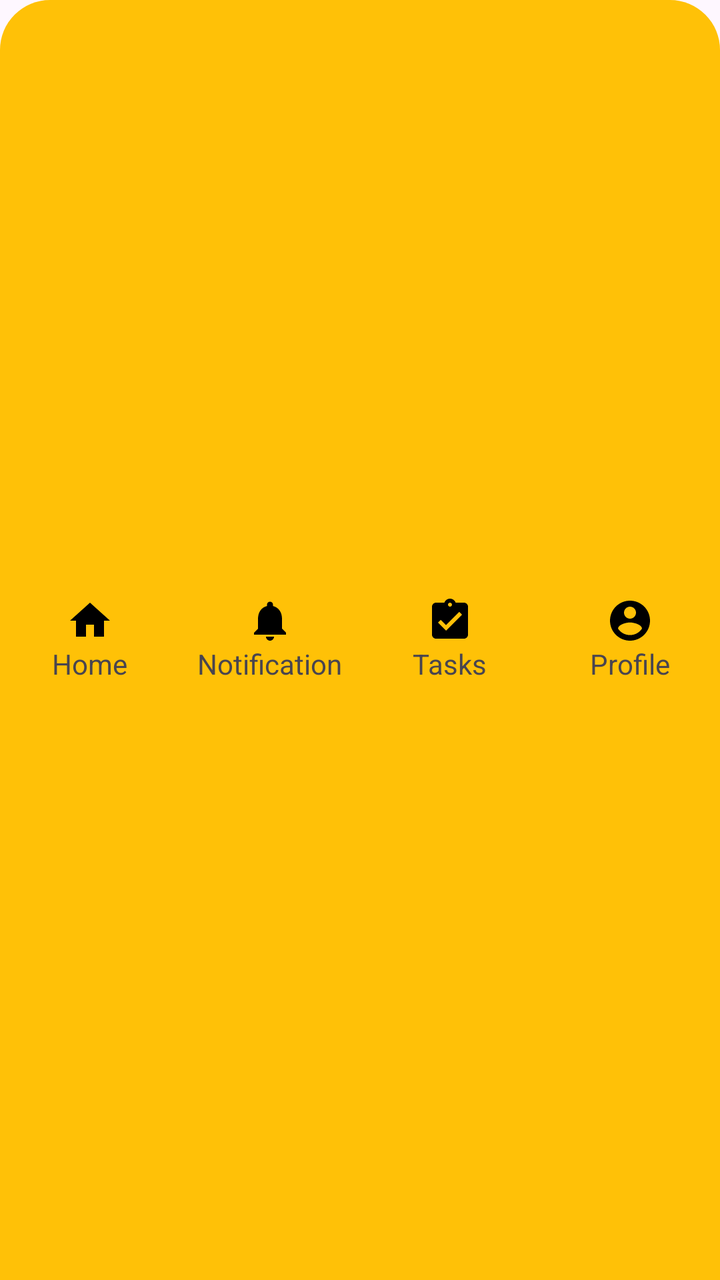
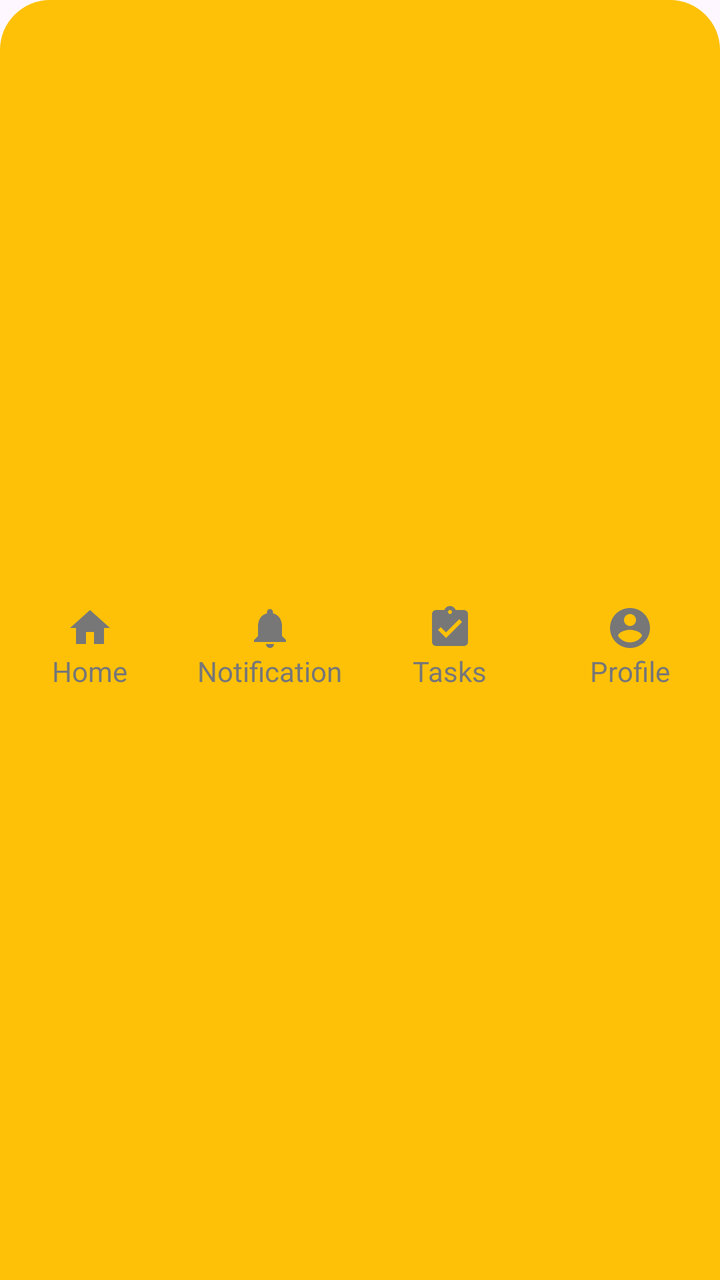

Two renders of the same Android screen: before a commit and after it. Below are the layout's source before the change and the commit's diff.
<!-- AndroidManifest.xml: application theme Theme.HostelComplaintApp -->
<!-- res/layout/bottom_nav.xml -->
<?xml version="1.0" encoding="utf-8"?>
<LinearLayout xmlns:android="http://schemas.android.com/apk/res/android"
    android:id="@+id/bottom_nav_container"
    android:layout_width="match_parent"
    android:layout_height="60dp"
    android:orientation="horizontal"
    android:background="@drawable/bottom_nav_bg"
    android:weightSum="4">

    
    <LinearLayout
        android:id="@+id/nav_home"
        android:layout_width="0dp"
        android:layout_height="match_parent"
        android:layout_weight="1"
        android:gravity="center"
        android:orientation="vertical"
        android:clickable="true"
        android:focusable="true">

        <ImageView
            android:layout_width="24dp"
            android:layout_height="24dp"
            android:src="@drawable/baseline_home_24"/>

        <TextView
            android:layout_width="wrap_content"
            android:layout_height="wrap_content"
            android:text="Home"
            android:textSize="14sp"/>
    </LinearLayout>

    
    <LinearLayout
        android:id="@+id/nav_notification"
        android:layout_width="0dp"
        android:layout_height="match_parent"
        android:layout_weight="1"
        android:gravity="center"
        android:orientation="vertical"
        android:clickable="true"
        android:focusable="true">

        <ImageView
            android:layout_width="24dp"
            android:layout_height="24dp"
            android:src="@drawable/baseline_notifications_24"/>

        <TextView
            android:layout_width="wrap_content"
            android:layout_height="wrap_content"
            android:text="Notification"
            android:textSize="14sp"/>
    </LinearLayout>

    
    <LinearLayout
        android:id="@+id/nav_tasks"
        android:layout_width="0dp"
        android:layout_height="match_parent"
        android:layout_weight="1"
        android:gravity="center"
        android:orientation="vertical"
        android:clickable="true"
        android:focusable="true">

        <ImageView
            android:layout_width="24dp"
            android:layout_height="24dp"
            android:src="@drawable/baseline_assignment_turned_in_24"/>

        <TextView
            android:layout_width="wrap_content"
            android:layout_height="wrap_content"
            android:text="Tasks"
            android:textSize="14sp"/>
    </LinearLayout>

    
    <LinearLayout
        android:id="@+id/nav_profile"
        android:layout_width="0dp"
        android:layout_height="match_parent"
        android:layout_weight="1"
        android:gravity="center"
        android:orientation="vertical"
        android:clickable="true"
        android:focusable="true">

        <ImageView
            android:layout_width="24dp"
            android:layout_height="24dp"
            android:src="@drawable/baseline_account_circle_24"/>

        <TextView
            android:layout_width="wrap_content"
            android:layout_height="wrap_content"
            android:text="Profile"
            android:textSize="14sp"/>
    </LinearLayout>

</LinearLayout>
<!-- resources referenced by this layout -->
<resources>
  <!-- drawable baseline_account_circle_24 (drawable) -->
  <vector xmlns:android="http://schemas.android.com/apk/res/android" android:height="24dp" android:tint="#000000" android:viewportHeight="24" android:viewportWidth="24" android:width="24dp">
        
      <path android:fillColor="@android:color/white" android:pathData="M12,2C6.48,2 2,6.48 2,12s4.48,10 10,10 10,-4.48 10,-10S17.52,2 12,2zM12,5c1.66,0 3,1.34 3,3s-1.34,3 -3,3 -3,-1.34 -3,-3 1.34,-3 3,-3zM12,19.2c-2.5,0 -4.71,-1.28 -6,-3.22 0.03,-1.99 4,-3.08 6,-3.08 1.99,0 5.97,1.09 6,3.08 -1.29,1.94 -3.5,3.22 -6,3.22z"/>
      
  </vector>
  <!-- drawable baseline_assignment_turned_in_24 (drawable) -->
  <vector xmlns:android="http://schemas.android.com/apk/res/android" android:height="24dp" android:tint="#000000" android:viewportHeight="24" android:viewportWidth="24" android:width="24dp">
        
      <path android:fillColor="@android:color/white" android:pathData="M19,3h-4.18C14.4,1.84 13.3,1 12,1c-1.3,0 -2.4,0.84 -2.82,2L5,3c-1.1,0 -2,0.9 -2,2v14c0,1.1 0.9,2 2,2h14c1.1,0 2,-0.9 2,-2L21,5c0,-1.1 -0.9,-2 -2,-2zM12,3c0.55,0 1,0.45 1,1s-0.45,1 -1,1 -1,-0.45 -1,-1 0.45,-1 1,-1zM10,17l-4,-4 1.41,-1.41L10,14.17l6.59,-6.59L18,9l-8,8z"/>
      
  </vector>
  <!-- drawable baseline_home_24 (drawable) -->
  <vector xmlns:android="http://schemas.android.com/apk/res/android" android:height="24dp" android:tint="#000000" android:viewportHeight="24" android:viewportWidth="24" android:width="24dp">
        
      <path android:fillColor="@android:color/white" android:pathData="M10,20v-6h4v6h5v-8h3L12,3 2,12h3v8z"/>
      
  </vector>
  <!-- drawable baseline_notifications_24 (drawable) -->
  <vector xmlns:android="http://schemas.android.com/apk/res/android" android:height="24dp" android:tint="#000000" android:viewportHeight="24" android:viewportWidth="24" android:width="24dp">
        
      <path android:fillColor="@android:color/white" android:pathData="M12,22c1.1,0 2,-0.9 2,-2h-4c0,1.1 0.89,2 2,2zM18,16v-5c0,-3.07 -1.64,-5.64 -4.5,-6.32L13.5,4c0,-0.83 -0.67,-1.5 -1.5,-1.5s-1.5,0.67 -1.5,1.5v0.68C7.63,5.36 6,7.92 6,11v5l-2,2v1h16v-1l-2,-2z"/>
      
  </vector>
  <!-- drawable bottom_nav_bg (drawable) -->
  <?xml version="1.0" encoding="utf-8"?>
  <shape xmlns:android="http://schemas.android.com/apk/res/android">
  
      
      <solid android:color="#FFC107"/>
  
      
      <corners
          android:topLeftRadius="25dp"
          android:topRightRadius="25dp"
          android:bottomLeftRadius="0dp"
          android:bottomRightRadius="0dp"/>
  
  </shape>
  <style name="Theme.HostelComplaintApp" parent="Base.Theme.HostelComplaintApp" />
  <style name="Base.Theme.HostelComplaintApp" parent="Theme.Material3.DayNight.NoActionBar">
          
          
      </style>
</resources>

<!-- the commit's change to res/layout/bottom_nav.xml (unified diff, before → after) -->
@@ -3,6 +3,9 @@
     android:id="@+id/bottom_nav_container"
     android:layout_width="match_parent"
     android:layout_height="60dp"
+    android:layout_marginStart="12dp"
+    android:layout_marginEnd="12dp"
+    android:layout_marginBottom="8dp"
     android:orientation="horizontal"
     android:background="@drawable/bottom_nav_bg"
     android:weightSum="4">
@@ -18,16 +21,24 @@
         android:clickable="true"
         android:focusable="true">
 
+        <View
+            android:layout_width="20dp"
+            android:layout_height="3dp"
+            android:background="@android:color/transparent"
+            android:layout_marginBottom="4dp"/>
+
         <ImageView
             android:layout_width="24dp"
             android:layout_height="24dp"
-            android:src="@drawable/baseline_home_24"/>
+            android:src="@drawable/baseline_home_24"
+            android:tint="#777777"/>
 
         <TextView
             android:layout_width="wrap_content"
             android:layout_height="wrap_content"
             android:text="Home"
-            android:textSize="14sp"/>
+            android:textSize="14sp"
+            android:textColor="#777777"/>
     </LinearLayout>
 
     
@@ -41,16 +52,24 @@
         android:clickable="true"
         android:focusable="true">
 
+        <View
+            android:layout_width="20dp"
+            android:layout_height="3dp"
+            android:background="@android:color/transparent"
+            android:layout_marginBottom="4dp"/>
+
         <ImageView
             android:layout_width="24dp"
             android:layout_height="24dp"
-            android:src="@drawable/baseline_notifications_24"/>
+            android:src="@drawable/baseline_notifications_24"
+            android:tint="#777777"/>
 
         <TextView
             android:layout_width="wrap_content"
             android:layout_height="wrap_content"
             android:text="Notification"
-            android:textSize="14sp"/>
+            android:textSize="14sp"
+            android:textColor="#777777"/>
     </LinearLayout>
 
     
@@ -64,16 +83,24 @@
         android:clickable="true"
         android:focusable="true">
 
+        <View
+            android:layout_width="20dp"
+            android:layout_height="3dp"
+            android:background="@android:color/transparent"
+            android:layout_marginBottom="4dp"/>
+
         <ImageView
             android:layout_width="24dp"
             android:layout_height="24dp"
-            android:src="@drawable/baseline_assignment_turned_in_24"/>
+            android:src="@drawable/baseline_assignment_turned_in_24"
+            android:tint="#777777"/>
 
         <TextView
             android:layout_width="wrap_content"
             android:layout_height="wrap_content"
             android:text="Tasks"
-            android:textSize="14sp"/>
+            android:textSize="14sp"
+            android:textColor="#777777"/>
     </LinearLayout>
 
     
@@ -87,16 +114,24 @@
         android:clickable="true"
         android:focusable="true">
 
+        <View
+            android:layout_width="20dp"
+            android:layout_height="3dp"
+            android:background="@android:color/transparent"
+            android:layout_marginBottom="4dp"/>
+
         <ImageView
             android:layout_width="24dp"
             android:layout_height="24dp"
-            android:src="@drawable/baseline_account_circle_24"/>
+            android:src="@drawable/baseline_account_circle_24"
+            android:tint="#777777"/>
 
         <TextView
             android:layout_width="wrap_content"
             android:layout_height="wrap_content"
             android:text="Profile"
-            android:textSize="14sp"/>
+            android:textSize="14sp"
+            android:textColor="#777777"/>
     </LinearLayout>
 
 </LinearLayout>
